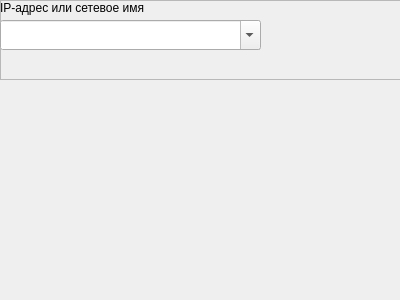
Above: m_cfg/unitWidgets/widget_net_dev.ui from xXRadioHeadXx/start7 before the change. Below: the same form after it.
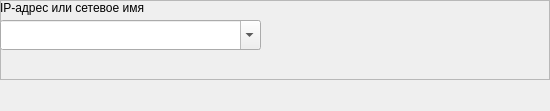
That is the form after the change. Custom widgets are drawn as their Qt base class.

Patch:
```diff
--- a/m_cfg/unitWidgets/widget_net_dev.ui
+++ b/m_cfg/unitWidgets/widget_net_dev.ui
@@ -6,8 +6,8 @@
    <rect>
     <x>0</x>
     <y>0</y>
-    <width>400</width>
-    <height>300</height>
+    <width>550</width>
+    <height>111</height>
    </rect>
   </property>
   <property name="windowTitle">
```
